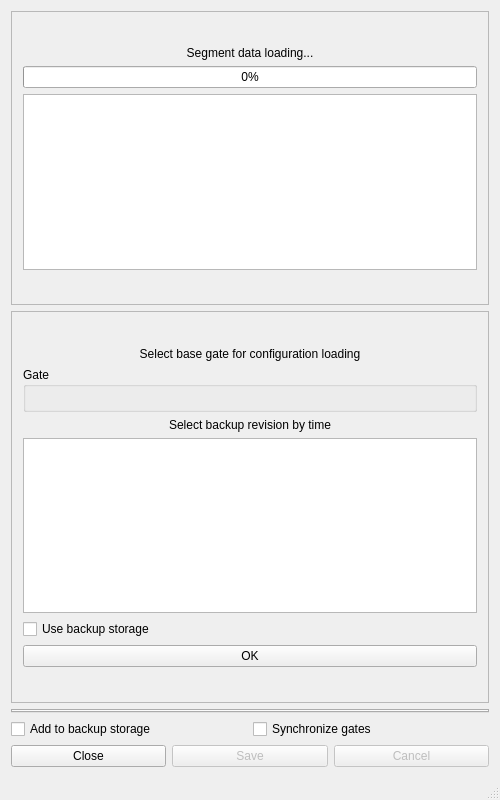
The window that mainwindow.ui (vadim-martynov/GateEdit) describes before a commit, drawn with Qt 5.
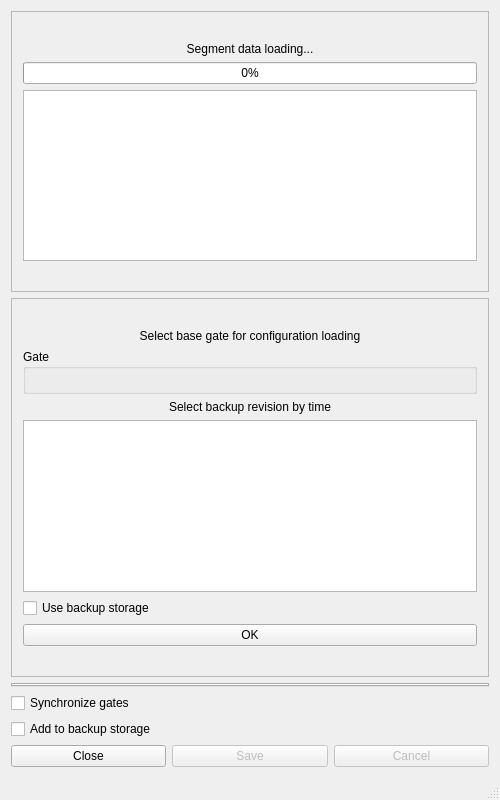
The same window after the commit. Icons and pictures are not drawn.

What changed in the file:
```diff
--- a/mainwindow.ui
+++ b/mainwindow.ui
@@ -206,20 +206,10 @@
        </widget>
       </item>
       <item>
-       <layout class="QHBoxLayout" name="horizontalLayout_3">
+       <layout class="QVBoxLayout" name="verticalLayout_5">
         <property name="topMargin">
          <number>0</number>
         </property>
-        <item>
-         <widget class="QCheckBox" name="chFlashAdd">
-          <property name="whatsThis">
-           <string>Add to backup storage</string>
-          </property>
-          <property name="text">
-           <string>Add to backup storage</string>
-          </property>
-         </widget>
-        </item>
         <item>
          <widget class="QCheckBox" name="chSync">
           <property name="text">
@@ -227,6 +217,16 @@
           </property>
          </widget>
         </item>
+        <item>
+         <widget class="QCheckBox" name="chFlashAdd">
+          <property name="whatsThis">
+           <string>Add to backup storage</string>
+          </property>
+          <property name="text">
+           <string>Add to backup storage</string>
+          </property>
+         </widget>
+        </item>
        </layout>
       </item>
       <item>
```
Left out of the diff: 2 changed lines with no effect on the pictures.
